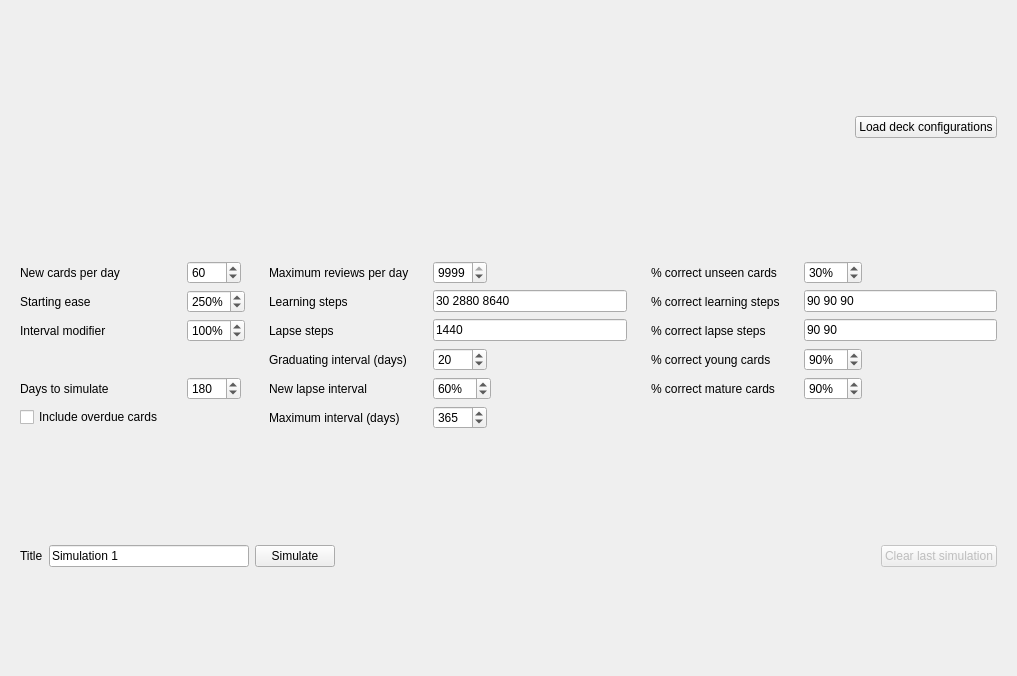
giovannihenriksen/Anki-Simulator, file designer/anki_simulator_dialog.ui: the form before one commit.
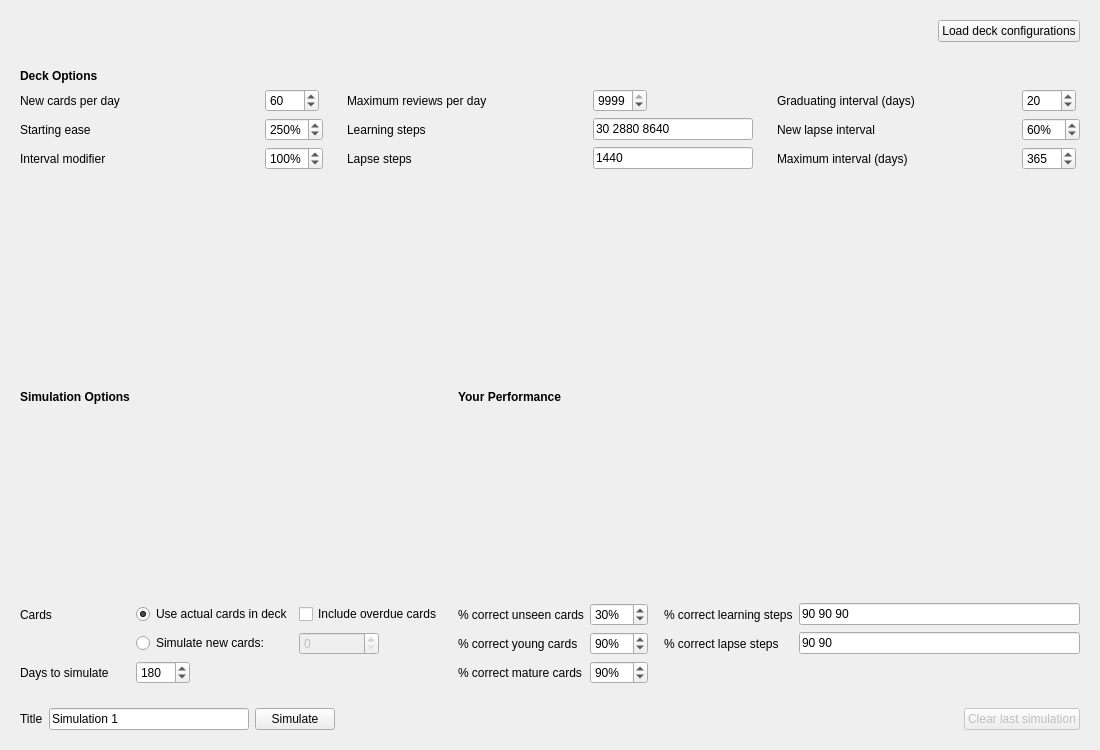
The form after the commit.

Commit message:
Reorganize UI controls into different sections
Also:

+ adds controls for simulating a mock deck with x new cards
+ creates a dedicated layout for the graph webview

Diff of the .ui file:
```diff
--- a/designer/anki_simulator_dialog.ui
+++ b/designer/anki_simulator_dialog.ui
@@ -6,14 +6,14 @@
    <rect>
     <x>0</x>
     <y>0</y>
-    <width>1017</width>
-    <height>676</height>
+    <width>1100</width>
+    <height>750</height>
    </rect>
   </property>
   <property name="windowTitle">
    <string>Anki Simulator</string>
   </property>
-  <layout class="QVBoxLayout" name="verticalLayout">
+  <layout class="QVBoxLayout" name="verticalLayout" stretch="0,0,0,0,100">
    <item>
     <widget class="QWidget" name="toolbar" native="true">
      <property name="sizePolicy">
@@ -68,51 +68,34 @@
        <number>24</number>
       </property>
       <property name="verticalSpacing">
-       <number>-1</number>
+       <number>6</number>
       </property>
-      <item row="3" column="0">
-       <widget class="QLabel" name="startingEaseLabel">
-        <property name="text">
-         <string>Starting ease</string>
-        </property>
-       </widget>
-      </item>
-      <item row="10" column="3">
-       <widget class="QSpinBox" name="maximumIntervalSpinbox">
+      <item row="3" column="3">
+       <widget class="QLineEdit" name="learningStepsTextfield">
         <property name="sizePolicy">
-         <sizepolicy hsizetype="Maximum" vsizetype="Fixed">
+         <sizepolicy hsizetype="Preferred" vsizetype="Fixed">
           <horstretch>0</horstretch>
           <verstretch>0</verstretch>
          </sizepolicy>
         </property>
-        <property name="suffix">
-         <string/>
+        <property name="minimumSize">
+         <size>
+          <width>100</width>
+          <height>0</height>
+         </size>
         </property>
-        <property name="prefix">
-         <string/>
+        <property name="maximumSize">
+         <size>
+          <width>160</width>
+          <height>16777215</height>
+         </size>
         </property>
-        <property name="minimum">
-         <number>1</number>
-        </property>
-        <property name="maximum">
-         <number>9999</number>
-        </property>
-        <property name="singleStep">
-         <number>1</number>
-        </property>
-        <property name="value">
-         <number>365</number>
-        </property>
-       </widget>
-      </item>
-      <item row="10" column="2">
-       <widget class="QLabel" name="maximumIntervalLabel">
         <property name="text">
-         <string>Maximum interval (days)</string>
+         <string>30 2880 8640</string>
         </property>
        </widget>
       </item>
-      <item row="8" column="3">
+      <item row="3" column="6">
        <widget class="QSpinBox" name="newLapseIntervalSpinbox">
         <property name="sizePolicy">
          <sizepolicy hsizetype="Maximum" vsizetype="Fixed">
@@ -137,8 +120,8 @@
         </property>
        </widget>
       </item>
-      <item row="2" column="6">
-       <widget class="QSpinBox" name="percentCorrectUnseenSpinbox">
+      <item row="2" column="3">
+       <widget class="QSpinBox" name="maximumReviewsPerDaySpinbox">
         <property name="sizePolicy">
          <sizepolicy hsizetype="Maximum" vsizetype="Fixed">
           <horstretch>0</horstretch>
@@ -146,7 +129,7 @@
          </sizepolicy>
         </property>
         <property name="suffix">
-         <string>%</string>
+         <string/>
         </property>
         <property name="prefix">
          <string/>
@@ -155,24 +138,17 @@
          <number>0</number>
         </property>
         <property name="maximum">
-         <number>100</number>
+         <number>9999</number>
         </property>
         <property name="singleStep">
          <number>1</number>
         </property>
         <property name="value">
-         <number>30</number>
+         <number>9999</number>
         </property>
        </widget>
       </item>
-      <item row="6" column="2">
-       <widget class="QLabel" name="graduatingIntervalLabel">
-        <property name="text">
-         <string>Graduating interval (days)</string>
-        </property>
-       </widget>
-      </item>
-      <item row="6" column="3">
+      <item row="2" column="6">
        <widget class="QSpinBox" name="graduatingIntervalSpinbox">
         <property name="sizePolicy">
          <sizepolicy hsizetype="Maximum" vsizetype="Fixed">
@@ -200,6 +176,20 @@
         </property>
        </widget>
       </item>
+      <item row="0" column="0">
+       <widget class="QLabel" name="label_3">
+        <property name="text">
+         <string>&lt;b&gt;Deck Options&lt;/b&gt;</string>
+        </property>
+       </widget>
+      </item>
+      <item row="5" column="5">
+       <widget class="QLabel" name="maximumIntervalLabel">
+        <property name="text">
+         <string>Maximum interval (days)</string>
+        </property>
+       </widget>
+      </item>
       <item row="5" column="0">
        <widget class="QLabel" name="intervalModifierLabel">
         <property name="text">
@@ -207,8 +197,8 @@
         </property>
        </widget>
       </item>
-      <item row="5" column="1">
-       <widget class="QSpinBox" name="intervalModifierSpinbox">
+      <item row="3" column="1">
+       <widget class="QSpinBox" name="startingEaseSpinBox">
         <property name="sizePolicy">
          <sizepolicy hsizetype="Maximum" vsizetype="Fixed">
           <horstretch>0</horstretch>
@@ -221,6 +211,9 @@
         <property name="prefix">
          <string/>
         </property>
+        <property name="minimum">
+         <number>130</number>
+        </property>
         <property name="maximum">
          <number>999</number>
         </property>
@@ -228,82 +221,14 @@
          <number>10</number>
         </property>
         <property name="value">
-         <number>100</number>
+         <number>250</number>
         </property>
        </widget>
       </item>
-      <item row="6" column="4">
-       <widget class="QLabel" name="percentCorrectYoungLabel">
+      <item row="2" column="2">
+       <widget class="QLabel" name="maximumReviewsPerDayLabel">
         <property name="text">
-         <string>% correct young cards</string>
-        </property>
-       </widget>
-      </item>
-      <item row="6" column="6">
-       <widget class="QSpinBox" name="percentCorrectYoungSpinbox">
-        <property name="sizePolicy">
-         <sizepolicy hsizetype="Maximum" vsizetype="Fixed">
-          <horstretch>0</horstretch>
-          <verstretch>0</verstretch>
-         </sizepolicy>
-        </property>
-        <property name="suffix">
-         <string>%</string>
-        </property>
-        <property name="prefix">
-         <string/>
-        </property>
-        <property name="minimum">
-         <number>1</number>
-        </property>
-        <property name="maximum">
-         <number>100</number>
-        </property>
-        <property name="singleStep">
-         <number>1</number>
-        </property>
-        <property name="value">
-         <number>90</number>
-        </property>
-       </widget>
-      </item>
-      <item row="8" column="4">
-       <widget class="QLabel" name="percentCorrectMatureLabel">
-        <property name="text">
-         <string>% correct mature cards</string>
-        </property>
-       </widget>
-      </item>
-      <item row="3" column="2">
-       <widget class="QLabel" name="learningStepsLabel">
-        <property name="text">
-         <string>Learning steps</string>
-        </property>
-       </widget>
-      </item>
-      <item row="3" column="3">
-       <widget class="QLineEdit" name="learningStepsTextfield">
-        <property name="sizePolicy">
-         <sizepolicy hsizetype="Preferred" vsizetype="Fixed">
-          <horstretch>0</horstretch>
-          <verstretch>0</verstretch>
-         </sizepolicy>
-        </property>
-        <property name="minimumSize">
-         <size>
-          <width>100</width>
-          <height>0</height>
-         </size>
-        </property>
-        <property name="text">
-         <string>30 2880 8640</string>
-        </property>
-       </widget>
-      </item>
-      <item row="8" column="2">
-       <widget class="QLabel" name="newLapseIntervalLabel">
-        <property name="text">
-         <string>New lapse interval</string>
+         <string>Maximum reviews per day</string>
         </property>
        </widget>
       </item>
@@ -315,15 +240,21 @@
           <height>0</height>
          </size>
         </property>
+        <property name="maximumSize">
+         <size>
+          <width>160</width>
+          <height>16777215</height>
+         </size>
+        </property>
         <property name="text">
          <string>1440</string>
         </property>
        </widget>
       </item>
-      <item row="2" column="2">
-       <widget class="QLabel" name="maximumReviewsPerDayLabel">
+      <item row="3" column="5">
+       <widget class="QLabel" name="newLapseIntervalLabel">
         <property name="text">
-         <string>Maximum reviews per day</string>
+         <string>New lapse interval</string>
         </property>
        </widget>
       </item>
@@ -334,8 +265,8 @@
         </property>
        </widget>
       </item>
-      <item row="3" column="1">
-       <widget class="QSpinBox" name="startingEaseSpinBox">
+      <item row="5" column="1">
+       <widget class="QSpinBox" name="intervalModifierSpinbox">
         <property name="sizePolicy">
          <sizepolicy hsizetype="Maximum" vsizetype="Fixed">
           <horstretch>0</horstretch>
@@ -348,9 +279,6 @@
         <property name="prefix">
          <string/>
         </property>
-        <property name="minimum">
-         <number>130</number>
-        </property>
         <property name="maximum">
          <number>999</number>
         </property>
@@ -358,19 +286,33 @@
          <number>10</number>
         </property>
         <property name="value">
-         <number>250</number>
+         <number>100</number>
         </property>
        </widget>
       </item>
-      <item row="3" column="4">
-       <widget class="QLabel" name="percentCorrectLearningLabel">
+      <item row="2" column="5">
+       <widget class="QLabel" name="graduatingIntervalLabel">
         <property name="text">
-         <string>% correct learning steps</string>
+         <string>Graduating interval (days)</string>
         </property>
        </widget>
       </item>
-      <item row="2" column="3">
-       <widget class="QSpinBox" name="maximumReviewsPerDaySpinbox">
+      <item row="3" column="0">
+       <widget class="QLabel" name="startingEaseLabel">
+        <property name="text">
+         <string>Starting ease</string>
+        </property>
+       </widget>
+      </item>
+      <item row="3" column="2">
+       <widget class="QLabel" name="learningStepsLabel">
+        <property name="text">
+         <string>Learning steps</string>
+        </property>
+       </widget>
+      </item>
+      <item row="2" column="1">
+       <widget class="QSpinBox" name="newCardsPerDaySpinbox">
         <property name="sizePolicy">
          <sizepolicy hsizetype="Maximum" vsizetype="Fixed">
           <horstretch>0</horstretch>
@@ -393,7 +335,7 @@
          <number>1</number>
         </property>
         <property name="value">
-         <number>9999</number>
+         <number>60</number>
         </property>
        </widget>
       </item>
@@ -404,28 +346,79 @@
         </property>
        </widget>
       </item>
-      <item row="5" column="4">
-       <widget class="QLabel" name="percentCorrectLapseLabel">
-        <property name="text">
-         <string>% correct lapse steps</string>
-        </property>
-       </widget>
-      </item>
       <item row="5" column="6">
-       <widget class="QLineEdit" name="percentCorrectLapseTextfield">
-        <property name="minimumSize">
+       <widget class="QSpinBox" name="maximumIntervalSpinbox">
+        <property name="sizePolicy">
+         <sizepolicy hsizetype="Maximum" vsizetype="Fixed">
+          <horstretch>0</horstretch>
+          <verstretch>0</verstretch>
+         </sizepolicy>
+        </property>
+        <property name="suffix">
+         <string/>
+        </property>
+        <property name="prefix">
+         <string/>
+        </property>
+        <property name="minimum">
+         <number>1</number>
+        </property>
+        <property name="maximum">
+         <number>9999</number>
+        </property>
+        <property name="singleStep">
+         <number>1</number>
+        </property>
+        <property name="value">
+         <number>365</number>
+        </property>
+       </widget>
+      </item>
+     </layout>
+    </widget>
+   </item>
+   <item>
+    <widget class="QWidget" name="widget" native="true">
+     <layout class="QGridLayout" name="gridLayout_4">
+      <item row="0" column="0">
+       <widget class="QLabel" name="label_2">
+        <property name="text">
+         <string>&lt;b&gt;Simulation Options&lt;/b&gt;</string>
+        </property>
+       </widget>
+      </item>
+      <item row="0" column="3">
+       <spacer name="horizontalSpacer">
+        <property name="orientation">
+         <enum>Qt::Horizontal</enum>
+        </property>
+        <property name="sizeType">
+         <enum>QSizePolicy::Fixed</enum>
+        </property>
+        <property name="sizeHint" stdset="0">
          <size>
-          <width>70</width>
-          <height>0</height>
+          <width>5</width>
+          <height>20</height>
          </size>
         </property>
+       </spacer>
+      </item>
+      <item row="0" column="5">
+       <widget class="QLabel" name="label_5">
         <property name="text">
-         <string>90 90</string>
+         <string>&lt;b&gt;Your Performance&lt;/b&gt;</string>
         </property>
        </widget>
       </item>
-      <item row="2" column="1">
-       <widget class="QSpinBox" name="newCardsPerDaySpinbox">
+      <item row="1" column="8">
+       <widget class="QLabel" name="percentCorrectLearningLabel">
+        <property name="text">
+         <string>% correct learning steps</string>
+        </property>
+       </widget>
+      </item>
+      <item row="1" column="6">
+       <widget class="QSpinBox" name="percentCorrectUnseenSpinbox">
         <property name="sizePolicy">
          <sizepolicy hsizetype="Maximum" vsizetype="Fixed">
           <horstretch>0</horstretch>
@@ -433,7 +426,7 @@
          </sizepolicy>
         </property>
         <property name="suffix">
-         <string/>
+         <string>%</string>
         </property>
         <property name="prefix">
          <string/>
@@ -442,17 +435,52 @@
          <number>0</number>
         </property>
         <property name="maximum">
-         <number>9999</number>
+         <number>100</number>
         </property>
         <property name="singleStep">
          <number>1</number>
         </property>
         <property name="value">
-         <number>60</number>
+         <number>30</number>
         </property>
        </widget>
       </item>
-      <item row="8" column="6">
+      <item row="3" column="5">
+       <widget class="QLabel" name="percentCorrectMatureLabel">
+        <property name="text">
+         <string>% correct mature cards</string>
+        </property>
+       </widget>
+      </item>
+      <item row="2" column="6">
+       <widget class="QSpinBox" name="percentCorrectYoungSpinbox">
+        <property name="sizePolicy">
+         <sizepolicy hsizetype="Maximum" vsizetype="Fixed">
+          <horstretch>0</horstretch>
+          <verstretch>0</verstretch>
+         </sizepolicy>
+        </property>
+        <property name="suffix">
+         <string>%</string>
+        </property>
+        <property name="prefix">
+         <string/>
+        </property>
+        <property name="minimum">
+         <number>1</number>
+        </property>
+        <property name="maximum">
+         <number>100</number>
+        </property>
+        <property name="singleStep">
+         <number>1</number>
+        </property>
+        <property name="value">
+         <number>90</number>
+        </property>
+       </widget>
+      </item>
+      <item row="3" column="6">
        <widget class="QSpinBox" name="percentCorrectMatureSpinbox">
         <property name="sizePolicy">
          <sizepolicy hsizetype="Maximum" vsizetype="Fixed">
@@ -480,7 +508,7 @@
         </property>
        </widget>
       </item>
-      <item row="3" column="6">
+      <item row="1" column="9">
        <widget class="QLineEdit" name="percentCorrectLearningTextfield">
         <property name="minimumSize">
          <size>
@@ -493,55 +521,154 @@
         </property>
        </widget>
       </item>
-      <item row="2" column="4">
+      <item row="1" column="0">
+       <widget class="QLabel" name="label_4">
+        <property name="text">
+         <string>Cards</string>
+        </property>
+       </widget>
+      </item>
+      <item row="3" column="0">
+       <widget class="QLabel" name="daysToSimulateLabel">
+        <property name="text">
+         <string>Days to simulate</string>
+        </property>
+       </widget>
+      </item>
+      <item row="1" column="1">
+       <widget class="QRadioButton" name="actualCardStateRadio">
+        <property name="text">
+         <string>Use actual cards in deck</string>
+        </property>
+        <property name="checked">
+         <bool>true</bool>
+        </property>
+       </widget>
+      </item>
+      <item row="3" column="1">
+       <widget class="QSpinBox" name="daysToSimulateSpinbox">
+        <property name="sizePolicy">
+         <sizepolicy hsizetype="Maximum" vsizetype="Fixed">
+          <horstretch>0</horstretch>
+          <verstretch>0</verstretch>
+         </sizepolicy>
+        </property>
+        <property name="suffix">
+         <string/>
+        </property>
+        <property name="prefix">
+         <string/>
+        </property>
+        <property name="minimum">
+         <number>1</number>
+        </property>
+        <property name="maximum">
+         <number>9999</number>
+        </property>
+        <property name="singleStep">
+         <number>1</number>
+        </property>
+        <property name="value">
+         <number>180</number>
+        </property>
+       </widget>
+      </item>
+      <item row="0" column="4">
+       <spacer name="horizontalSpacer_4">
+        <property name="orientation">
+         <enum>Qt::Horizontal</enum>
+        </property>
+        <property name="sizeType">
+         <enum>QSizePolicy::Fixed</enum>
+        </property>
+        <property name="sizeHint" stdset="0">
+         <size>
+          <width>5</width>
+          <height>20</height>
+         </size>
+        </property>
+       </spacer>
+      </item>
+      <item row="2" column="8">
+       <widget class="QLabel" name="percentCorrectLapseLabel">
+        <property name="text">
+         <string>% correct lapse steps</string>
+        </property>
+       </widget>
+      </item>
+      <item row="1" column="5">
        <widget class="QLabel" name="percentCorrectUnseenLabel">
         <property name="text">
          <string>% correct unseen cards</string>
         </property>
        </widget>
       </item>
-      <item row="10" column="0">
+      <item row="2" column="5">
+       <widget class="QLabel" name="percentCorrectYoungLabel">
+        <property name="text">
+         <string>% correct young cards</string>
+        </property>
+       </widget>
+      </item>
+      <item row="2" column="1">
+       <widget class="QRadioButton" name="mockedCardStateRadio">
+        <property name="text">
+         <string>Simulate new cards:</string>
+        </property>
+       </widget>
+      </item>
+      <item row="1" column="2">
        <widget class="QCheckBox" name="includeOverdueCardsCheckbox">
         <property name="text">
          <string>Include overdue cards</string>
         </property>
        </widget>
       </item>
-      <item row="8" column="1">
-       <widget class="QSpinBox" name="daysToSimulateSpinbox">
-        <property name="sizePolicy">
-         <sizepolicy hsizetype="Maximum" vsizetype="Fixed">
-          <horstretch>0</horstretch>
-          <verstretch>0</verstretch>
-         </sizepolicy>
+      <item row="2" column="9">
+       <widget class="QLineEdit" name="percentCorrectLapseTextfield">
+        <property name="minimumSize">
+         <size>
+          <width>70</width>
+          <height>0</height>
+         </size>
         </property>
-        <property name="suffix">
-         <string/>
-        </property>
-        <property name="prefix">
-         <string/>
-        </property>
-        <property name="minimum">
-         <number>1</number>
-        </property>
-        <property name="maximum">
-         <number>9999</number>
-        </property>
-        <property name="singleStep">
-         <number>1</number>
-        </property>
-        <property name="value">
-         <number>180</number>
-        </property>
-       </widget>
-      </item>
-      <item row="8" column="0">
-       <widget class="QLabel" name="daysToSimulateLabel">
         <property name="text">
-         <string>Days to simulate</string>
+         <string>90 90</string>
         </property>
        </widget>
       </item>
+      <item row="2" column="2">
+       <widget class="QSpinBox" name="mockedNewCardsSpinbox">
+        <property name="enabled">
+         <bool>false</bool>
+        </property>
+        <property name="maximumSize">
+         <size>
+          <width>80</width>
+          <height>16777215</height>
+         </size>
+        </property>
+        <property name="maximum">
+         <number>99999999</number>
+        </property>
+       </widget>
+      </item>
+      <item row="1" column="7">
+       <spacer name="horizontalSpacer_3">
+        <property name="orientation">
+         <enum>Qt::Horizontal</enum>
+        </property>
+        <property name="sizeType">
+         <enum>QSizePolicy::Minimum</enum>
+        </property>
+        <property name="sizeHint" stdset="0">
+         <size>
+          <width>10</width>
+          <height>20</height>
+         </size>
+        </property>
+       </spacer>
+      </item>
      </layout>
     </widget>
    </item>
@@ -554,12 +681,6 @@
       </sizepolicy>
      </property>
      <layout class="QHBoxLayout" name="horizontalLayout_2">
-      <property name="topMargin">
-       <number>2</number>
-      </property>
-      <property name="bottomMargin">
-       <number>2</number>
-      </property>
       <item>
        <widget class="QLabel" name="label">
         <property name="text">
@@ -598,6 +719,9 @@
         <property name="orientation">
          <enum>Qt::Horizontal</enum>
         </property>
+        <property name="sizeType">
+         <enum>QSizePolicy::Expanding</enum>
+        </property>
         <property name="sizeHint" stdset="0">
          <size>
           <width>40</width>
@@ -625,6 +749,13 @@
      </layout>
     </widget>
    </item>
+   <item>
+    <layout class="QVBoxLayout" name="graphLayout">
+     <property name="spacing">
+      <number>0</number>
+     </property>
+    </layout>
+   </item>
   </layout>
  </widget>
  <tabstops>
```
Left out of the diff: 45 changed lines with no effect on the pictures.
